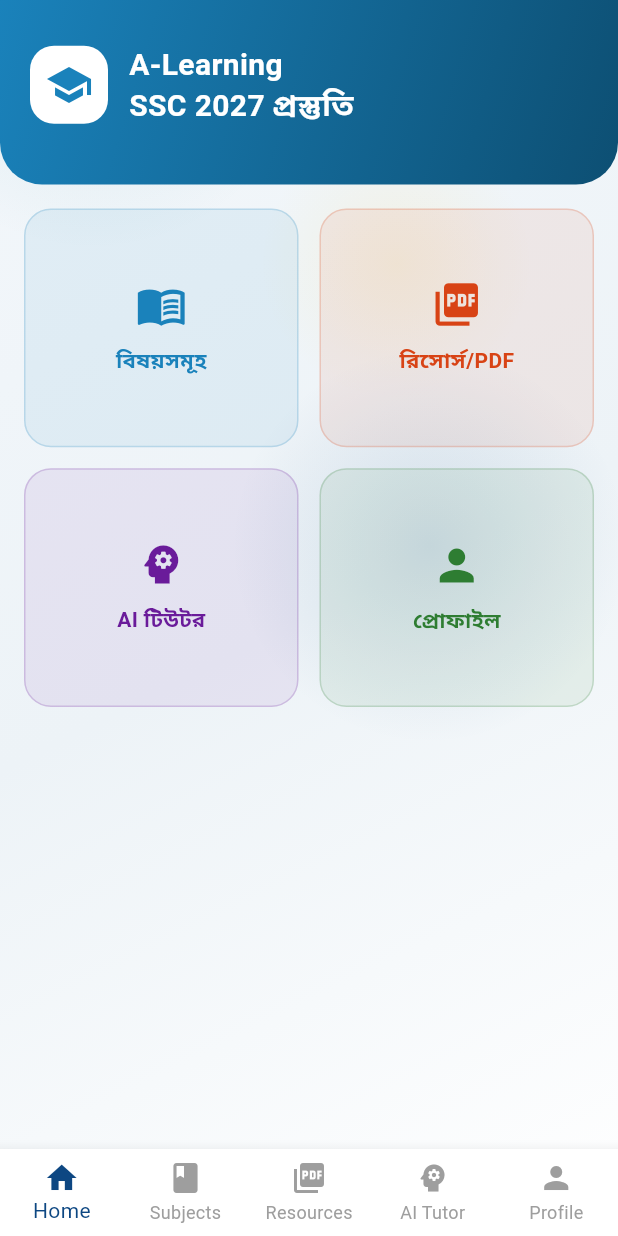
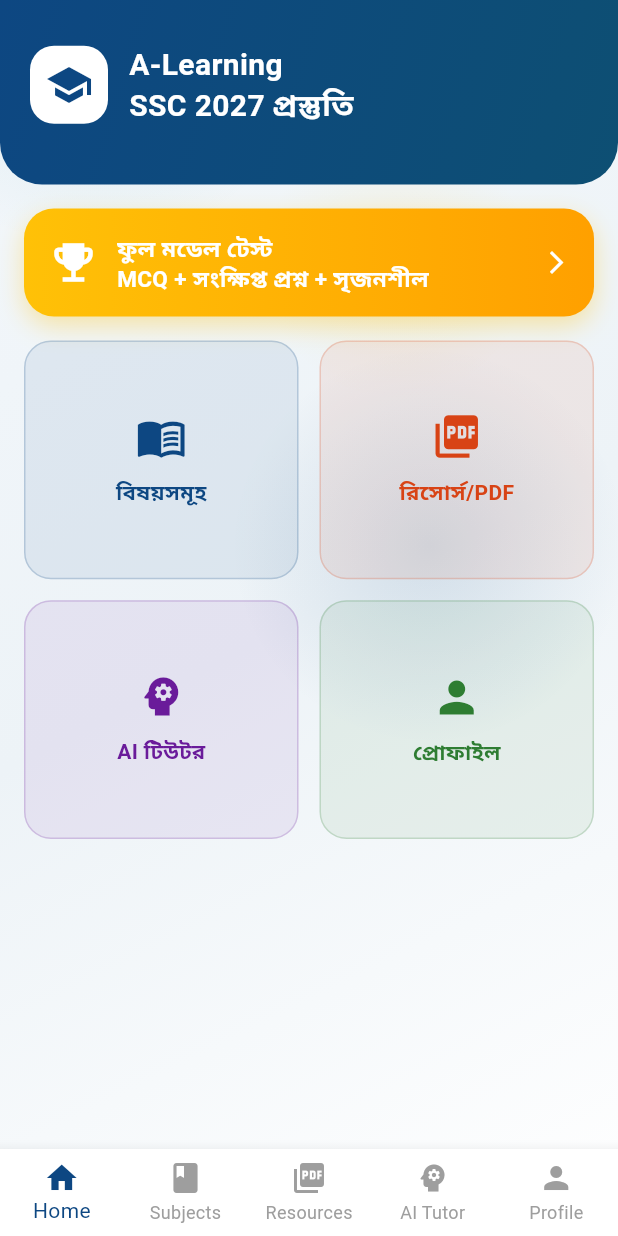
Before and after one commit to subornokhan22-collab/SSC, a Flutter app: the screen it shows after launch, on a phone screen of 412 x 824 dp. Run offline on Flutter 3.47's test engine with Material 3 defaults, Android fonts, the light colour scheme and no system bars; our stand-ins replace shared_preferences, webview_flutter.

Commit message:
Update home_screen.dart

```diff
--- a/lib/screens/home_screen.dart
+++ b/lib/screens/home_screen.dart
@@ -1,4 +1,6 @@
 import 'package:flutter/material.dart';
+import '../theme/app_theme.dart';
+import 'model_test_screen.dart';
 
 class HomeScreen extends StatelessWidget {
   final void Function(int) onNavigate;
@@ -14,7 +16,7 @@ class HomeScreen extends StatelessWidget {
             Container(
               padding: const EdgeInsets.fromLTRB(20, 30, 20, 40),
               decoration: const BoxDecoration(
-                gradient: LinearGradient(colors: [Color(0xFF1A82BB), Color(0xFF0D4F73)], begin: Alignment.topLeft, end: Alignment.bottomRight),
+                gradient: LinearGradient(colors: [AppTheme.primary, Color(0xFF0D4F73)], begin: Alignment.topLeft, end: Alignment.bottomRight),
                 borderRadius: BorderRadius.only(bottomLeft: Radius.circular(28), bottomRight: Radius.circular(28)),
               ),
               child: Row(
@@ -22,7 +24,7 @@ class HomeScreen extends StatelessWidget {
                   Container(
                     padding: const EdgeInsets.all(10),
                     decoration: BoxDecoration(color: Colors.white, borderRadius: BorderRadius.circular(16)),
-                    child: const Icon(Icons.school, color: Color(0xFF1A82BB), size: 32),
+                    child: const Icon(Icons.school, color: AppTheme.primary, size: 32),
                   ),
                   const SizedBox(width: 14),
                   const Expanded(
@@ -33,7 +35,35 @@ class HomeScreen extends StatelessWidget {
             ),
             Padding(
               padding: const EdgeInsets.all(16),
-              child: GridView.count(
+              child: Column(
+                children: [
+                  InkWell(
+                    borderRadius: BorderRadius.circular(20),
+                    onTap: () => Navigator.push(context, MaterialPageRoute(builder: (_) => const ModelTestScreen())),
+                    child: Container(
+                      padding: const EdgeInsets.all(16),
+                      decoration: BoxDecoration(
+                        gradient: const LinearGradient(colors: [AppTheme.accent, Color(0xFFFFA000)]),
+                        borderRadius: BorderRadius.circular(20),
+                        boxShadow: [BoxShadow(color: AppTheme.accent.withOpacity(0.35), blurRadius: 14, offset: const Offset(0, 6))],
+                      ),
+                      child: Row(
+                        children: [
+                          const Icon(Icons.emoji_events, color: Colors.white, size: 34),
+                          const SizedBox(width: 12),
+                          const Expanded(
+                            child: Text(
+                              'ফুল মডেল টেস্ট\nMCQ + সংক্ষিপ্ত প্রশ্ন + সৃজনশীল',
+                              style: TextStyle(color: Colors.white, fontWeight: FontWeight.bold, fontSize: 15, height: 1.3),
+                            ),
+                          ),
+                          const Icon(Icons.arrow_forward_ios, color: Colors.white, size: 18),
+                        ],
+                      ),
+                    ),
+                  ),
+                  const SizedBox(height: 16),
+                  GridView.count(
                     shrinkWrap: true,
                     physics: const NeverScrollableScrollPhysics(),
                     crossAxisCount: 2,
@@ -41,10 +71,12 @@ class HomeScreen extends StatelessWidget {
                     crossAxisSpacing: 14,
                     childAspectRatio: 1.15,
                     children: [
-                  _featureCard(context, 'বিষয়সমূহ', Icons.menu_book, const Color(0xFF1A82BB), () => onNavigate(1)),
+                      _featureCard(context, 'বিষয়সমূহ', Icons.menu_book, AppTheme.primary, () => onNavigate(1)),
                       _featureCard(context, 'রিসোর্স/PDF', Icons.picture_as_pdf, const Color(0xFFD84315), () => onNavigate(2)),
                       _featureCard(context, 'AI টিউটর', Icons.psychology, const Color(0xFF6A1B9A), () => onNavigate(3)),
                       _featureCard(context, 'প্রোফাইল', Icons.person, const Color(0xFF2E7D32), () => onNavigate(4)),
+                    ],
+                  ),
                 ],
               ),
             ),
```
Lines whose indentation alone changed are shown as unchanged.
